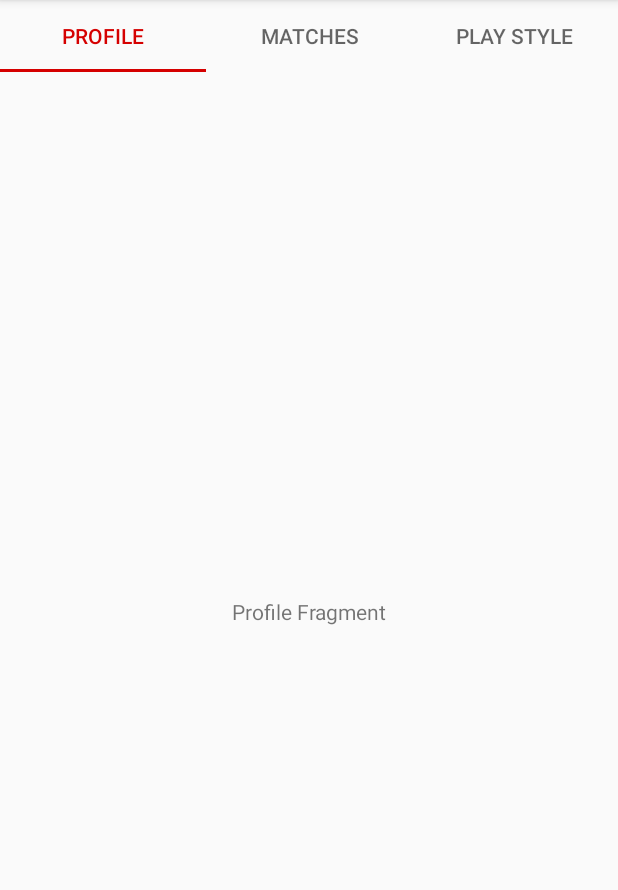
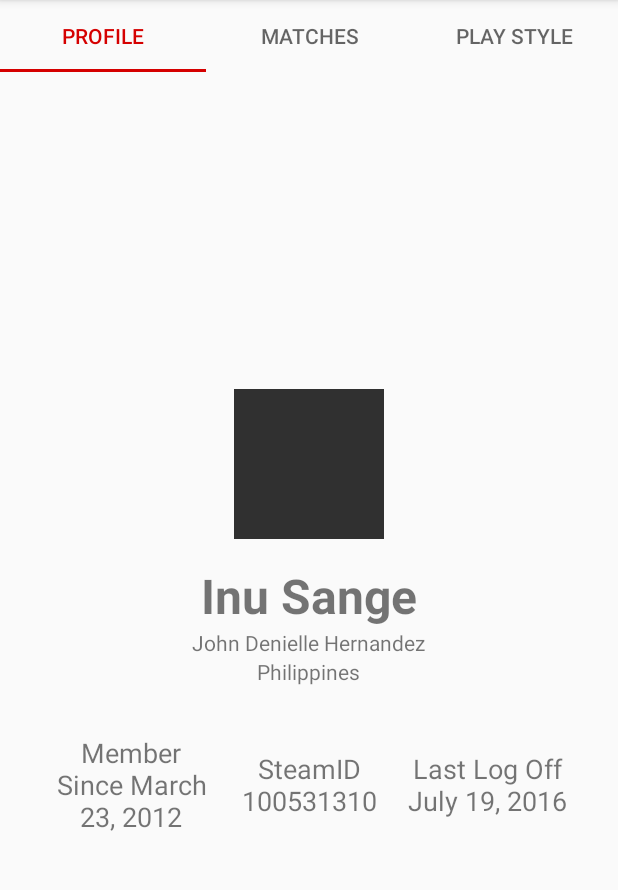
Before and after one commit to jdhrnndz/dota-2-junkie, an Android app: the screen it shows after launch (MainActivity), on a phone screen of 412 x 824 dp, the part 84-974 px from its top. Run offline under Robolectric (Android 15) with nearby library versions, the phone set to English and light mode, and no system bars.

Commit message:
Fixed layout in Profile fragment

```diff
--- a/app/src/main/res/layout/fragment_profile.xml
+++ b/app/src/main/res/layout/fragment_profile.xml
@@ -1,6 +1,78 @@
 <?xml version="1.0" encoding="utf-8"?>
-<TextView xmlns:android="http://schemas.android.com/apk/res/android"
+<RelativeLayout xmlns:android="http://schemas.android.com/apk/res/android"
     android:layout_width="match_parent"
     android:layout_height="match_parent"
-    android:gravity="center"
-    android:text="Profile Fragment"/>
+    android:gravity="center">
+    <ImageView
+        android:id="@+id/user_avatar"
+        android:layout_width="100dip"
+        android:layout_height="100dip"
+        android:background="@color/windowBackground"
+        android:layout_marginBottom="16dip"
+        android:layout_centerHorizontal="true"
+        android:layout_alignParentTop="true"/>
+    <TextView
+        android:id="@+id/user_persona_name"
+        android:layout_width="wrap_content"
+        android:layout_height="wrap_content"
+        android:text="Inu Sange"
+        android:textStyle="bold"
+        android:textSize="32sp"
+        android:layout_below="@id/user_avatar"
+        android:layout_centerHorizontal="true"/>
+    <TextView
+        android:id="@+id/user_real_name"
+        android:layout_width="wrap_content"
+        android:layout_height="wrap_content"
+        android:text="John Denielle Hernandez"
+        android:layout_below="@id/user_persona_name"
+        android:layout_centerHorizontal="true"/>
+    <TextView
+        android:id="@+id/user_country"
+        android:layout_width="wrap_content"
+        android:layout_height="wrap_content"
+        android:text="Philippines"
+        android:layout_below="@id/user_real_name"
+        android:layout_centerHorizontal="true"/>
+    <LinearLayout
+        android:layout_width="match_parent"
+        android:layout_height="wrap_content"
+        android:layout_below="@id/user_country"
+        android:weightSum="3"
+        android:orientation="horizontal"
+        android:paddingLeft="32dp"
+        android:paddingRight="32dp"
+        android:layout_marginTop="32dp">
+        <TextView
+            android:id="@+id/user_member_since"
+            android:layout_width="0dp"
+            android:layout_height="wrap_content"
+            android:text="Member Since March 23, 2012"
+            android:layout_gravity="center"
+            android:layout_weight="1"
+            android:layout_marginRight="4dp"
+            android:textSize="18sp"
+            android:textAlignment="center"/>
+        <TextView
+            android:id="@+id/user_steam_id"
+            android:layout_width="0dp"
+            android:layout_height="wrap_content"
+            android:text="SteamID 100531310"
+            android:layout_gravity="center"
+            android:layout_weight="1"
+            android:layout_marginRight="4dp"
+            android:layout_marginLeft="4dp"
+            android:textSize="18sp"
+            android:textAlignment="center"/>
+        <TextView
+            android:id="@+id/user_last_log_off"
+            android:layout_width="0dp"
+            android:layout_height="wrap_content"
+            android:text="Last Log Off July 19, 2016"
+            android:layout_gravity="center"
+            android:layout_weight="1"
+            android:layout_marginLeft="4dp"
+            android:textSize="18sp"
+            android:textAlignment="center"/>
+    </LinearLayout>
+</RelativeLayout>
```
